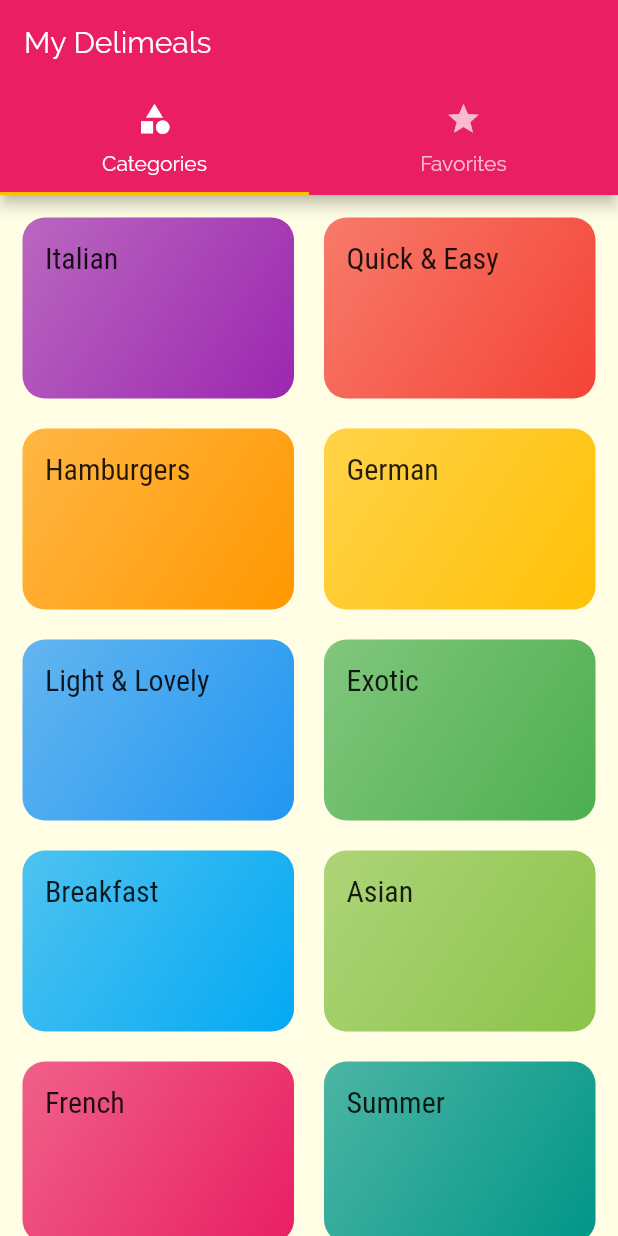
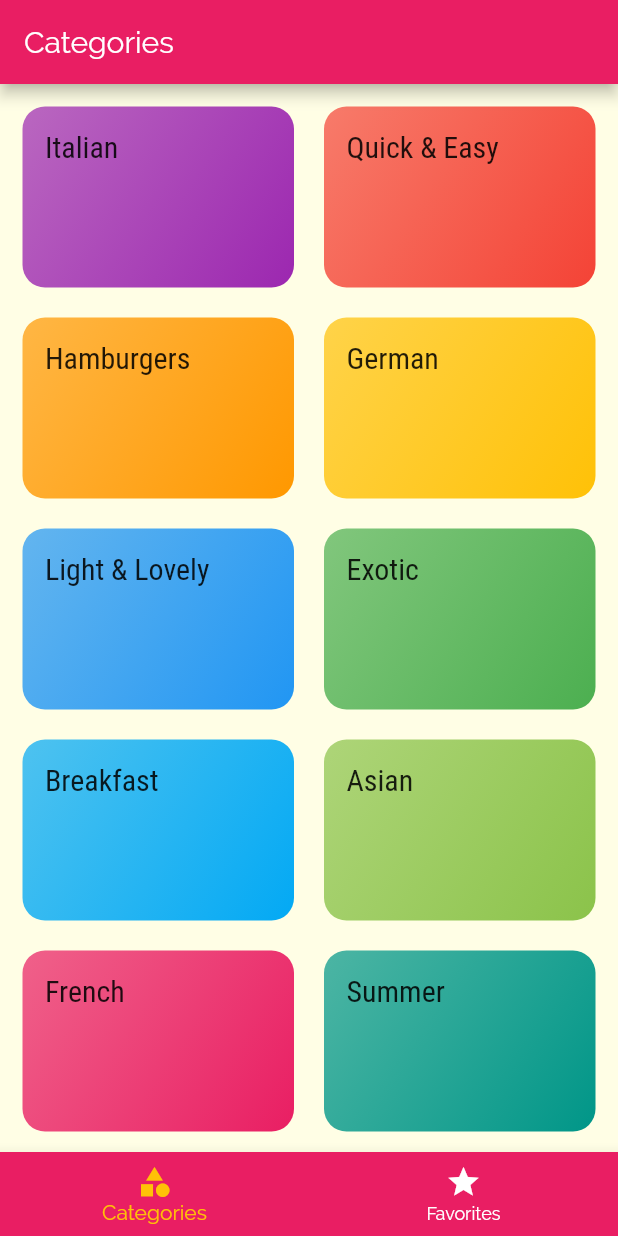
Before and after one commit to AmrAbdelmagid/MyDeliMeals, a Flutter app: the screen it shows after launch, on a phone screen of 412 x 824 dp. Run offline on Flutter 3.47's test engine with Material 2 defaults, Android fonts, the phone set to English and light mode, and no system bars.

Commit message:
handling tabs screen

```diff
--- a/lib/screens/tabs_screen.dart
+++ b/lib/screens/tabs_screen.dart
@@ -9,33 +9,81 @@ class TabsScreen extends StatefulWidget {
 }
 
 class _TabsScreenState extends State<TabsScreen> {
-  @override
+  final List<Map<String, Object>> _pages = [
+    {
+      'page': CategoriesScreen(),
+      'title': 'Categories',
+    },
+    {
+      'page': FavoritesScreen(),
+      'title': 'Favorites',
+    },
+  ];
+  int _selectedPageIndex = 0;
+
+  void _selectedPage(int index) {
+    setState(() {
+      _selectedPageIndex = index;
+    });
+  }
+
   Widget build(BuildContext context) {
-    return DefaultTabController(
-      length: 2,
-      child: Scaffold(
-        appBar: AppBar(
-          title: Text('My Delimeals'),
-          bottom: TabBar(
-            tabs: <Widget>[
-              Tab(
-                icon: Icon(Icons.category),
-                text: 'Categories',
-              ),
-              Tab(
-                icon: Icon(Icons.star),
-                text: 'Favorites',
-              ),
-            ],
+    return Scaffold(
+      appBar: AppBar(
+        title: Text(_pages[_selectedPageIndex]['title']),
+      ),
+      body: _pages[_selectedPageIndex]['page'],
+      bottomNavigationBar: BottomNavigationBar(
+        onTap: _selectedPage,
+        backgroundColor: Theme.of(context).primaryColor,
+        unselectedItemColor: Colors.white,
+        selectedItemColor: Theme.of(context).accentColor,
+        currentIndex: _selectedPageIndex,
+        //type: BottomNavigationBarType.shifting,
+        items: [
+          BottomNavigationBarItem(
+            //backgroundColor: Theme.of(context).primaryColor,
+            icon: Icon(
+              Icons.category,
+            ),
+            title: Text('Categories'),
           ),
-        ),
-        body: TabBarView(
-          children: <Widget>[
-            CategoriesScreen(),
-            FavoritesScreen(),
-          ],
-        ),
+          BottomNavigationBarItem(
+            //backgroundColor: Theme.of(context).primaryColor,
+            icon: Icon(Icons.star),
+            title: Text('Favorites'),
+          ),
+        ],
       ),
     );
   }
 }
+
+//return DefaultTabController(
+//length: 2,
+//child: Scaffold(
+//appBar: AppBar(
+//title: Text('My Delimeals'),
+//bottom: TabBar(
+//tabs: <Widget>[
+//Tab(
+//icon: Icon(Icons.category),
+//text: 'Categories',
+//),
+//Tab(
+//icon: Icon(Icons.star),
+//text: 'Favorites',
+//),
+//],
+//),
+//),
+//body: TabBarView(
+//children: <Widget>[
+//CategoriesScreen(),
+//FavoritesScreen(),
+//],
+//),
+//),
+//);
+//}
+//}
```
